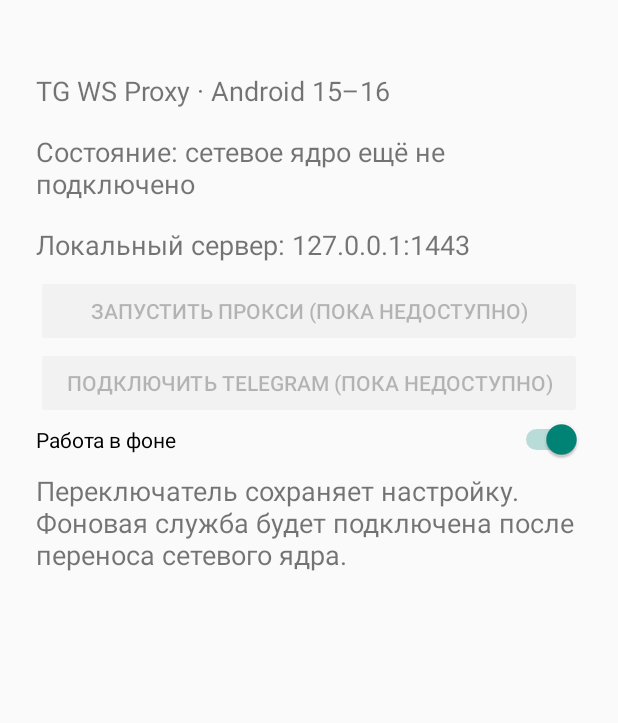
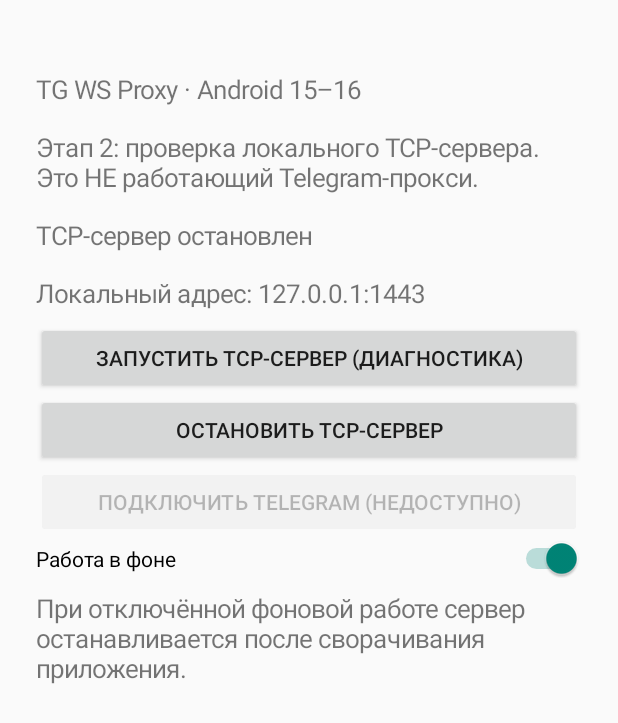
Before and after one commit to Anakoliy-Afganistanovich/Flowseal_Android, an Android app: the screen it shows after launch (MainActivity), on a phone screen of 412 x 824 dp. Shown: the top 723 px of the screen. Run offline under Robolectric (Android 15) with nearby library versions, the phone set to English and light mode, and no system bars.

Commit message:
TgWsProxyAndroid_stage2_tcp_listener

```diff
--- a/app/src/main/java/org/example/tgwsproxy/MainActivity.kt
+++ b/app/src/main/java/org/example/tgwsproxy/MainActivity.kt
@@ -5,30 +5,61 @@ import android.content.Intent
 import android.os.Bundle
 import android.widget.*
 
-/** UI prototype. No network proxy implementation is included yet. */
 class MainActivity : Activity() {
     override fun onCreate(savedInstanceState: Bundle?) {
         super.onCreate(savedInstanceState)
         val prefs = getSharedPreferences("settings", MODE_PRIVATE)
         val root = LinearLayout(this).apply { orientation = LinearLayout.VERTICAL; setPadding(36, 60, 36, 24) }
-        fun label(value: String) = TextView(this).apply { text = value; textSize = 18f; setPadding(0, 12, 0, 12) }
+        fun label(value: String) = TextView(this).apply { text = value; textSize = 17f; setPadding(0, 12, 0, 12) }
         root.addView(label("TG WS Proxy · Android 15–16"))
-        root.addView(label("Состояние: сетевое ядро ещё не подключено"))
-        root.addView(label("Локальный сервер: 127.0.0.1:1443"))
+        root.addView(label("Этап 2: проверка локального TCP-сервера. Это НЕ работающий Telegram-прокси."))
+        val status = label("")
+        root.addView(status)
+        root.addView(label("Локальный адрес: 127.0.0.1:1443"))
+        val start = Button(this).apply { text = "Запустить TCP-сервер (диагностика)" }
+        val stop = Button(this).apply { text = "Остановить TCP-сервер" }
+        fun refresh() {
+            status.text = when {
+                ProxyService.active -> "TCP-сервер запущен (без MTProto/WebSocket)"
+                ProxyService.error != null -> "Ошибка: ${ProxyService.error}"
+                else -> "TCP-сервер остановлен"
+            }
+        }
+        start.setOnClickListener {
+            try {
+                startForegroundService(Intent(this, ProxyService::class.java).setAction(ProxyService.ACTION_START))
+                status.postDelayed({ refresh() }, 400)
+            } catch (e: Exception) {
+                status.text = "Ошибка запуска: ${e.message}"
+            }
+        }
+        stop.setOnClickListener {
+            stopService(Intent(this, ProxyService::class.java))
+            status.postDelayed({ refresh() }, 200)
+        }
+        root.addView(start)
+        root.addView(stop)
         root.addView(Button(this).apply {
-            text = "Запустить прокси (пока недоступно)"
-            isEnabled = false // Never claim a working connection without a real proxy core.
-        })
-        root.addView(Button(this).apply {
-            text = "Подключить Telegram (пока недоступно)"
+            text = "Подключить Telegram (недоступно)"
             isEnabled = false
         })
         root.addView(Switch(this).apply {
             text = "Работа в фоне"
             isChecked = prefs.getBoolean("background", true)
-            setOnCheckedChangeListener { _, checked -> prefs.edit().putBoolean("background", checked).apply() }
+            setOnCheckedChangeListener { _, checked ->
+                prefs.edit().putBoolean("background", checked).apply()
+                // Disabled means explicitly stop when UI goes to background.
+            }
         })
-        root.addView(label("Переключатель сохраняет настройку. Фоновая служба будет подключена после переноса сетевого ядра."))
+        root.addView(label("При отключённой фоновой работе сервер останавливается после сворачивания приложения."))
         setContentView(root)
+        refresh()
+    }
+
+    override fun onStop() {
+        super.onStop()
+        if (!getSharedPreferences("settings", MODE_PRIVATE).getBoolean("background", true)) {
+            stopService(Intent(this, ProxyService::class.java))
+        }
     }
 }
```
Also changed, not shown: app/src/main/java/org/example/tgwsproxy/LocalTcpListener.kt (added, +59 -0 lines), app/src/main/java/org/example/tgwsproxy/ProxyService.kt (+32 -6 lines), 1 other file.
